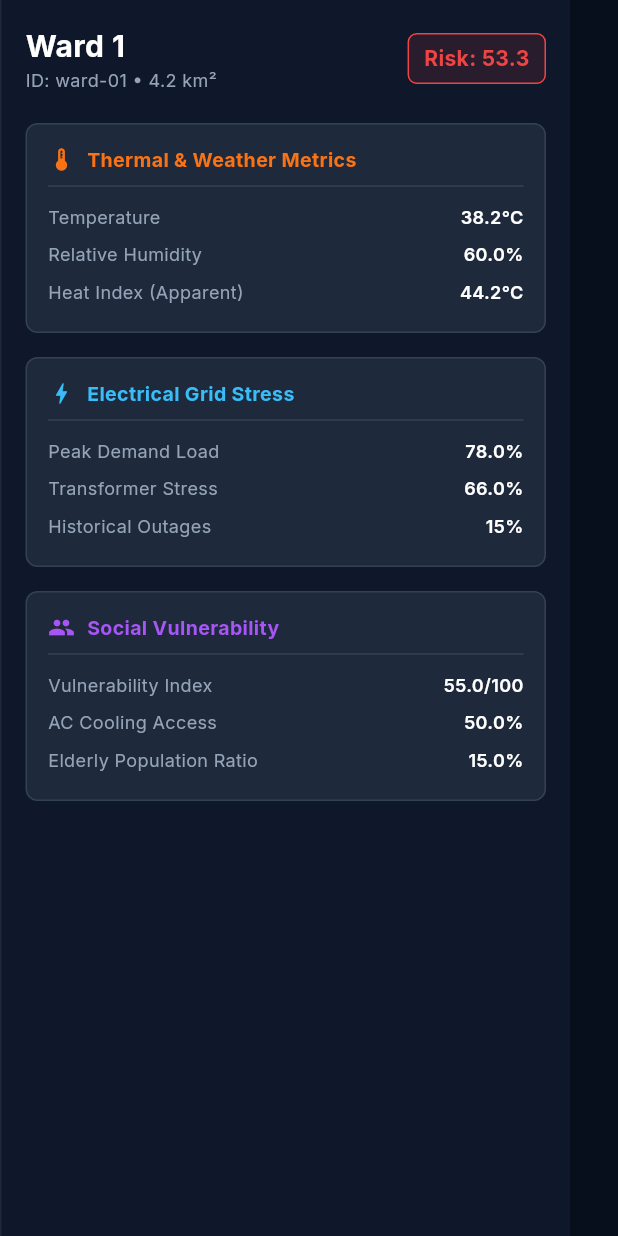
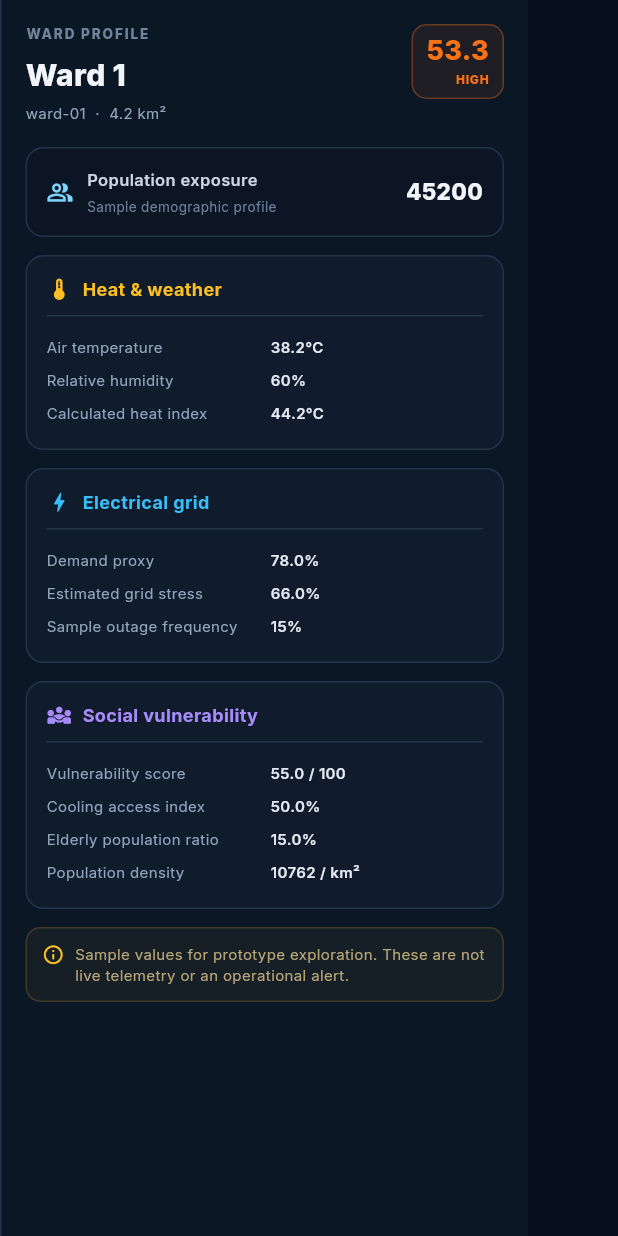
Before and after one commit to navneethvaradharaj11-dev/CoolNet-AI, a Flutter app: the WardDetailWidget widget shown alone on an empty page, opened directly with sample values from the repository, on a phone screen of 412 x 824 dp. Run offline on Flutter 3.47's test engine with Material 3 defaults, Android fonts, the phone set to English and light mode, and no system bars; our stand-ins replace flutter_map, google_fonts, latlong2.

Commit message:
style(ui): refine ward risk profile and disclose sample metrics

```diff
--- a/lib/widgets/ward_detail_widget.dart
+++ b/lib/widgets/ward_detail_widget.dart
@@ -5,89 +5,183 @@ import '../services/mock_data_service.dart';
 
 class WardDetailWidget extends StatelessWidget {
   final Ward ward;
+  final bool embedded;
 
-  const WardDetailWidget({super.key, required this.ward});
+  const WardDetailWidget({
+    super.key,
+    required this.ward,
+    this.embedded = false,
+  });
 
   @override
   Widget build(BuildContext context) {
     final weather = MockDataService.getWeatherData(ward.id);
     final grid = MockDataService.getGridData(ward.id);
-    final vuln = MockDataService.getVulnerabilityData(ward.id);
-    final risk = MockDataService.getRiskPrediction(ward.id);
+    final vulnerability = MockDataService.getVulnerabilityData(ward.id);
+    final prediction = MockDataService.getRiskPrediction(ward.id);
+    final riskColor = _riskColor(prediction.riskLevel);
 
-    return Container(
-      width: 380,
-      decoration: const BoxDecoration(
-        color: Color(0xFF0F172A),
-        border: Border(left: BorderSide(color: Color(0xFF1E293B), width: 1)),
-      ),
-      child: ListView(
-        padding: const EdgeInsets.all(16),
-        children: [
+    final content = <Widget>[
       Row(
-            mainAxisAlignment: MainAxisAlignment.spaceBetween,
-            children: [
-              Column(
         crossAxisAlignment: CrossAxisAlignment.start,
         children: [
+          Expanded(
+            child: Column(
+              crossAxisAlignment: CrossAxisAlignment.start,
+              children: [
+                const Text(
+                  'WARD PROFILE',
+                  style: TextStyle(color: Color(0xFF71839B), fontSize: 9, letterSpacing: 1.25, fontWeight: FontWeight.w800),
+                ),
+                const SizedBox(height: 6),
                 Text(
                   ward.name,
-                    style: const TextStyle(fontSize: 20, fontWeight: FontWeight.bold, color: Colors.white),
+                  maxLines: 1,
+                  overflow: TextOverflow.ellipsis,
+                  style: const TextStyle(color: Color(0xFFF1F5F9), fontSize: 20, fontWeight: FontWeight.w800),
                 ),
+                const SizedBox(height: 4),
                 Text(
-                    'ID: ${ward.id} • ${ward.areaSqKm} km²',
-                    style: const TextStyle(color: Color(0xFF94A3B8), fontSize: 12),
+                  '${ward.id}  ·  ${ward.areaSqKm} km²',
+                  style: const TextStyle(color: Color(0xFF91A4BC), fontSize: 10),
                 ),
               ],
             ),
+          ),
+          const SizedBox(width: 8),
           Container(
-                padding: const EdgeInsets.symmetric(horizontal: 10, vertical: 6),
+            padding: const EdgeInsets.symmetric(horizontal: 9, vertical: 7),
             decoration: BoxDecoration(
-                  color: const Color(0xFFEF4444).withAlpha(30),
-                  borderRadius: BorderRadius.circular(6),
-                  border: Border.all(color: const Color(0xFFEF4444)),
+              color: riskColor.withAlpha(20),
+              border: Border.all(color: riskColor.withAlpha(85)),
+              borderRadius: BorderRadius.circular(10),
             ),
-                child: Text(
-                  'Risk: ${risk.compoundRiskScore}',
-                  style: const TextStyle(color: Color(0xFFEF4444), fontWeight: FontWeight.bold, fontSize: 14),
+            child: Column(
+              crossAxisAlignment: CrossAxisAlignment.end,
+              children: [
+                Text(
+                  prediction.compoundRiskScore.toStringAsFixed(1),
+                  style: TextStyle(color: riskColor, fontSize: 18, fontWeight: FontWeight.w800, height: 1),
+                ),
+                const SizedBox(height: 5),
+                Text(
+                  prediction.riskLevel.name,
+                  style: TextStyle(color: riskColor, fontSize: 8, letterSpacing: 0.5, fontWeight: FontWeight.w800),
+                ),
+              ],
             ),
           ),
         ],
       ),
-          const SizedBox(height: 20),
-          _buildMetricCard(
-            title: 'Thermal & Weather Metrics',
-            icon: Icons.thermostat,
-            color: const Color(0xFFF97316),
-            items: [
-              MapEntry('Temperature', '${weather.temperature}°C'),
-              MapEntry('Relative Humidity', '${weather.humidity}%'),
-              MapEntry('Heat Index (Apparent)', '${weather.heatIndex}°C'),
+      const SizedBox(height: 16),
+      Container(
+        padding: const EdgeInsets.all(13),
+        decoration: BoxDecoration(
+          color: const Color(0xFF0B1524),
+          borderRadius: BorderRadius.circular(12),
+          border: Border.all(color: const Color(0xFF23334A)),
+        ),
+        child: Row(
+          children: [
+            const Icon(Icons.people_alt_outlined, color: Color(0xFF7DD3FC), size: 18),
+            const SizedBox(width: 9),
+            Expanded(
+              child: Column(
+                crossAxisAlignment: CrossAxisAlignment.start,
+                children: const [
+                  Text('Population exposure', style: TextStyle(color: Color(0xFFCBD5E1), fontSize: 11, fontWeight: FontWeight.w600)),
+                  SizedBox(height: 3),
+                  Text('Sample demographic profile', style: TextStyle(color: Color(0xFF71839B), fontSize: 9)),
                 ],
               ),
-          const SizedBox(height: 16),
+            ),
+            Text(
+              '${ward.population.toString()}',
+              style: const TextStyle(color: Color(0xFFF1F5F9), fontSize: 15, fontWeight: FontWeight.w800),
+            ),
+          ],
+        ),
+      ),
+      const SizedBox(height: 12),
       _buildMetricCard(
-            title: 'Electrical Grid Stress',
-            icon: Icons.bolt,
+        title: 'Heat & weather',
+        icon: Icons.thermostat_rounded,
+        color: const Color(0xFFFBBF24),
+        items: [
+          MapEntry('Air temperature', '${weather.temperature.toStringAsFixed(1)}°C'),
+          MapEntry('Relative humidity', '${weather.humidity.toStringAsFixed(0)}%'),
+          MapEntry('Calculated heat index', '${weather.heatIndex.toStringAsFixed(1)}°C'),
+        ],
+      ),
+      const SizedBox(height: 12),
+      _buildMetricCard(
+        title: 'Electrical grid',
+        icon: Icons.bolt_rounded,
         color: const Color(0xFF38BDF8),
         items: [
-              MapEntry('Peak Demand Load', '${grid.electricityDemand}%'),
-              MapEntry('Transformer Stress', '${grid.gridStress}%'),
-              MapEntry('Historical Outages', '${(grid.historicalOutageFreq * 100).round()}%'),
+          MapEntry('Demand proxy', '${grid.electricityDemand.toStringAsFixed(1)}%'),
+          MapEntry('Estimated grid stress', '${grid.gridStress.toStringAsFixed(1)}%'),
+          MapEntry('Sample outage frequency', '${(grid.historicalOutageFreq * 100).round()}%'),
         ],
       ),
-          const SizedBox(height: 16),
+      const SizedBox(height: 12),
       _buildMetricCard(
-            title: 'Social Vulnerability',
-            icon: Icons.people,
-            color: const Color(0xFFA855F7),
+        title: 'Social vulnerability',
+        icon: Icons.diversity_3_rounded,
+        color: const Color(0xFFA78BFA),
         items: [
-              MapEntry('Vulnerability Index', '${vuln.vulnerabilityScore}/100'),
-              MapEntry('AC Cooling Access', '${vuln.coolingAccess}%'),
-              MapEntry('Elderly Population Ratio', '${vuln.elderlyRatio}%'),
+          MapEntry('Vulnerability score', '${vulnerability.vulnerabilityScore.toStringAsFixed(1)} / 100'),
+          MapEntry('Cooling access index', '${vulnerability.coolingAccess.toStringAsFixed(1)}%'),
+          MapEntry('Elderly population ratio', '${vulnerability.elderlyRatio.toStringAsFixed(1)}%'),
+          MapEntry('Population density', '${ward.populationDensity} / km²'),
         ],
       ),
+      const SizedBox(height: 12),
+      Container(
+        padding: const EdgeInsets.all(10),
+        decoration: BoxDecoration(
+          color: const Color(0xFFFBBF24).withAlpha(12),
+          border: Border.all(color: const Color(0xFFFBBF24).withAlpha(45)),
+          borderRadius: BorderRadius.circular(10),
+        ),
+        child: const Row(
+          crossAxisAlignment: CrossAxisAlignment.start,
+          children: [
+            Icon(Icons.info_outline_rounded, color: Color(0xFFFBBF24), size: 15),
+            SizedBox(width: 7),
+            Expanded(
+              child: Text(
+                'Sample values for prototype exploration. These are not live telemetry or an operational alert.',
+                style: TextStyle(color: Color(0xFFB8A678), fontSize: 10, height: 1.4),
+              ),
+            ),
           ],
+        ),
+      ),
+    ];
+
+    if (embedded) {
+      return Container(
+        width: double.infinity,
+        padding: const EdgeInsets.all(16),
+        decoration: BoxDecoration(
+          color: const Color(0xFF0C1726),
+          borderRadius: BorderRadius.circular(16),
+          border: Border.all(color: const Color(0xFF23334A)),
+        ),
+        child: Column(crossAxisAlignment: CrossAxisAlignment.stretch, children: content),
+      );
+    }
+
+    return Container(
+      width: 352,
+      decoration: const BoxDecoration(
+        color: Color(0xFF0C1726),
+        border: Border(left: BorderSide(color: Color(0xFF23334A), width: 1)),
+      ),
+      child: ListView(
+        padding: const EdgeInsets.all(16),
+        children: content,
       ),
     );
   }
@@ -99,38 +193,59 @@ class WardDetailWidget extends StatelessWidget {
     required List<MapEntry<String, String>> items,
   }) {
     return Container(
-      padding: const EdgeInsets.all(14),
+      padding: const EdgeInsets.all(13),
       decoration: BoxDecoration(
-        color: const Color(0xFF1E293B),
-        borderRadius: BorderRadius.circular(8),
-        border: Border.all(color: const Color(0xFF334155)),
+        color: const Color(0xFF101B2B),
+        borderRadius: BorderRadius.circular(12),
+        border: Border.all(color: const Color(0xFF23334A)),
       ),
       child: Column(
         crossAxisAlignment: CrossAxisAlignment.start,
         children: [
           Row(
             children: [
-              Icon(icon, size: 18, color: color),
+              Icon(icon, size: 17, color: color),
+              const SizedBox(width: 7),
+              Text(title, style: TextStyle(color: color, fontWeight: FontWeight.w700, fontSize: 12)),
+            ],
+          ),
+          const Divider(color: Color(0xFF23334A), height: 19),
+          ...items.map(
+            (item) => Padding(
+              padding: const EdgeInsets.symmetric(vertical: 4),
+              child: Row(
+                crossAxisAlignment: CrossAxisAlignment.start,
+                children: [
+                  Expanded(
+                    child: Text(item.key, style: const TextStyle(color: Color(0xFF91A4BC), fontSize: 10)),
+                  ),
                   const SizedBox(width: 8),
-              Text(
-                title,
-                style: TextStyle(color: color, fontWeight: FontWeight.bold, fontSize: 13),
+                  Flexible(
+                    child: Text(
+                      item.value,
+                      textAlign: TextAlign.right,
+                      style: const TextStyle(color: Color(0xFFE2E8F0), fontWeight: FontWeight.w600, fontSize: 10),
+                    ),
                   ),
                 ],
               ),
-          const Divider(color: Color(0xFF334155), height: 16),
-          ...items.map((e) => Padding(
-                padding: const EdgeInsets.symmetric(vertical: 4),
-                child: Row(
-                  mainAxisAlignment: MainAxisAlignment.spaceBetween,
-                  children: [
-                    Text(e.key, style: const TextStyle(color: Color(0xFF94A3B8), fontSize: 12)),
-                    Text(e.value, style: const TextStyle(color: Colors.white, fontWeight: FontWeight.w600, fontSize: 12)),
-                  ],
             ),
-              )),
+          ),
         ],
       ),
     );
   }
+
+  Color _riskColor(RiskLevel level) {
+    switch (level) {
+      case RiskLevel.CRITICAL:
+        return const Color(0xFFFB7185);
+      case RiskLevel.HIGH:
+        return const Color(0xFFF97316);
+      case RiskLevel.MODERATE:
+        return const Color(0xFFFBBF24);
+      case RiskLevel.LOW:
+        return const Color(0xFF2DD4BF);
     }
+  }
+}
```
Lines whose indentation alone changed are shown as unchanged.
